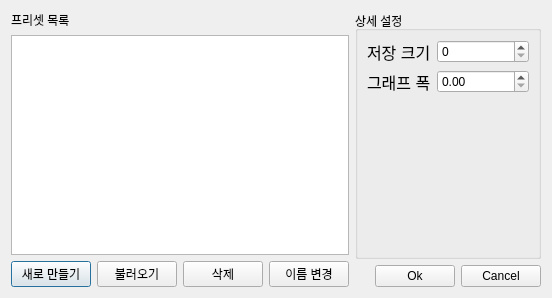
Old version of the form settings_dialog.ui in the repository gkdisdhfl1/PowerSimulator.
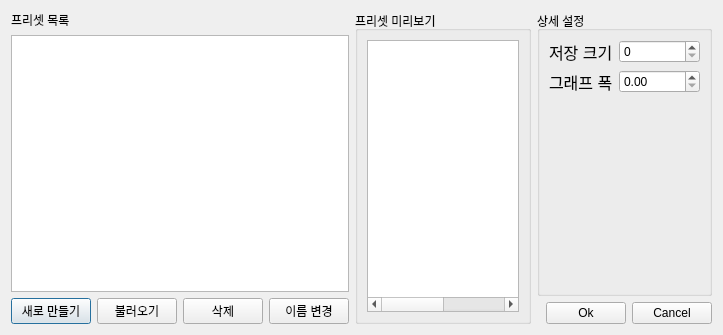
New version of the form.

Commit message: Refactor(Settings): 프리뷰 기능을 QTableWidget으로 개선하여 확장성 확보

The edit to the form file:
```diff
--- a/settings_dialog.ui
+++ b/settings_dialog.ui
@@ -6,14 +6,14 @@
    <rect>
     <x>0</x>
     <y>0</y>
-    <width>552</width>
-    <height>298</height>
+    <width>723</width>
+    <height>335</height>
    </rect>
   </property>
   <property name="windowTitle">
    <string>SettingDialog</string>
   </property>
-  <layout class="QHBoxLayout" name="horizontalLayout" stretch="1,2">
+  <layout class="QHBoxLayout" name="horizontalLayout" stretch="1,5,5">
    <item>
     <layout class="QVBoxLayout" name="verticalLayout">
      <item>
@@ -24,7 +24,14 @@
       </widget>
      </item>
      <item>
-      <widget class="QListWidget" name="presetListWidget"/>
+      <widget class="QListWidget" name="presetListWidget">
+       <property name="sizePolicy">
+        <sizepolicy hsizetype="Expanding" vsizetype="Expanding">
+         <horstretch>0</horstretch>
+         <verstretch>0</verstretch>
+        </sizepolicy>
+       </property>
+      </widget>
      </item>
      <item>
       <layout class="QHBoxLayout" name="horizontalLayout_3">
@@ -73,6 +80,46 @@
      </item>
     </layout>
    </item>
+   <item>
+    <layout class="QVBoxLayout" name="verticalLayout_3" stretch="1">
+     <item>
+      <widget class="QGroupBox" name="presetPreviewGroupBox">
+       <property name="title">
+        <string>프리셋 미리보기</string>
+       </property>
+       <layout class="QGridLayout" name="gridLayout_2">
+        <item row="1" column="0">
+         <widget class="QTableWidget" name="previewTableWidget">
+          <property name="editTriggers">
+           <set>QAbstractItemView::EditTrigger::NoEditTriggers</set>
+          </property>
+          <property name="selectionBehavior">
+           <enum>QAbstractItemView::SelectionBehavior::SelectRows</enum>
+          </property>
+          <property name="columnCount">
+           <number>2</number>
+          </property>
+          <attribute name="horizontalHeaderVisible">
+           <bool>false</bool>
+          </attribute>
+          <attribute name="horizontalHeaderStretchLastSection">
+           <bool>true</bool>
+          </attribute>
+          <attribute name="verticalHeaderVisible">
+           <bool>false</bool>
+          </attribute>
+          <attribute name="verticalHeaderStretchLastSection">
+           <bool>true</bool>
+          </attribute>
+          <column/>
+          <column/>
+         </widget>
+        </item>
+       </layout>
+      </widget>
+     </item>
+    </layout>
+   </item>
    <item>
     <layout class="QVBoxLayout" name="verticalLayout_2" stretch="1,0">
      <item>
```
The commit also changes 7 other files.
